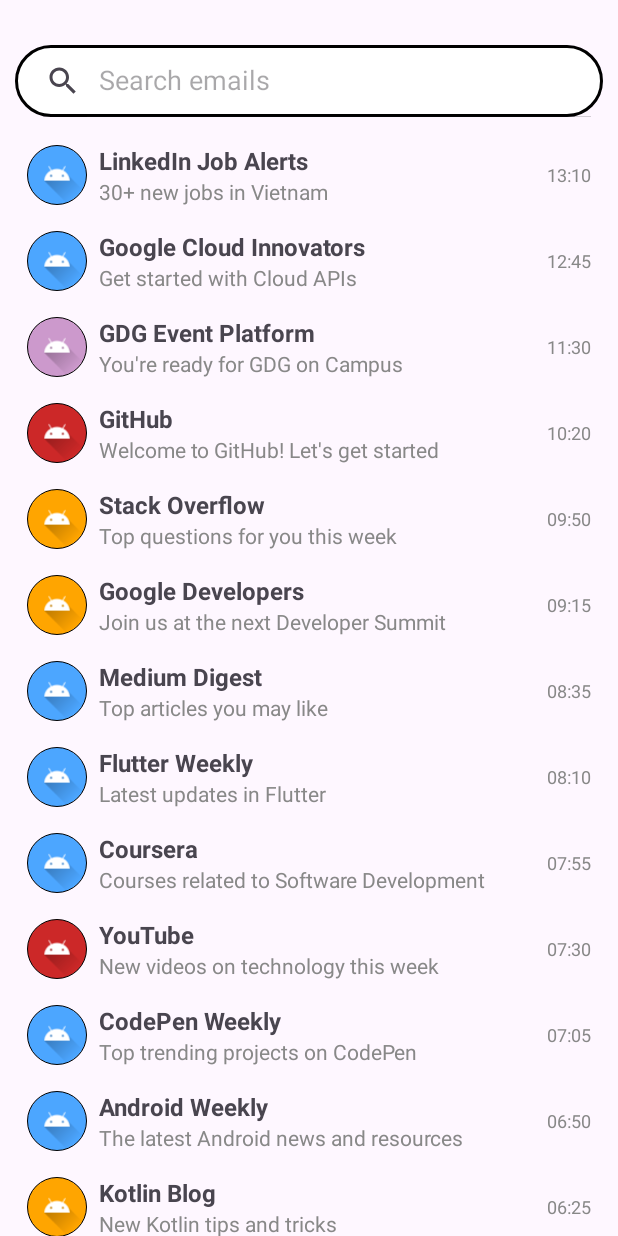
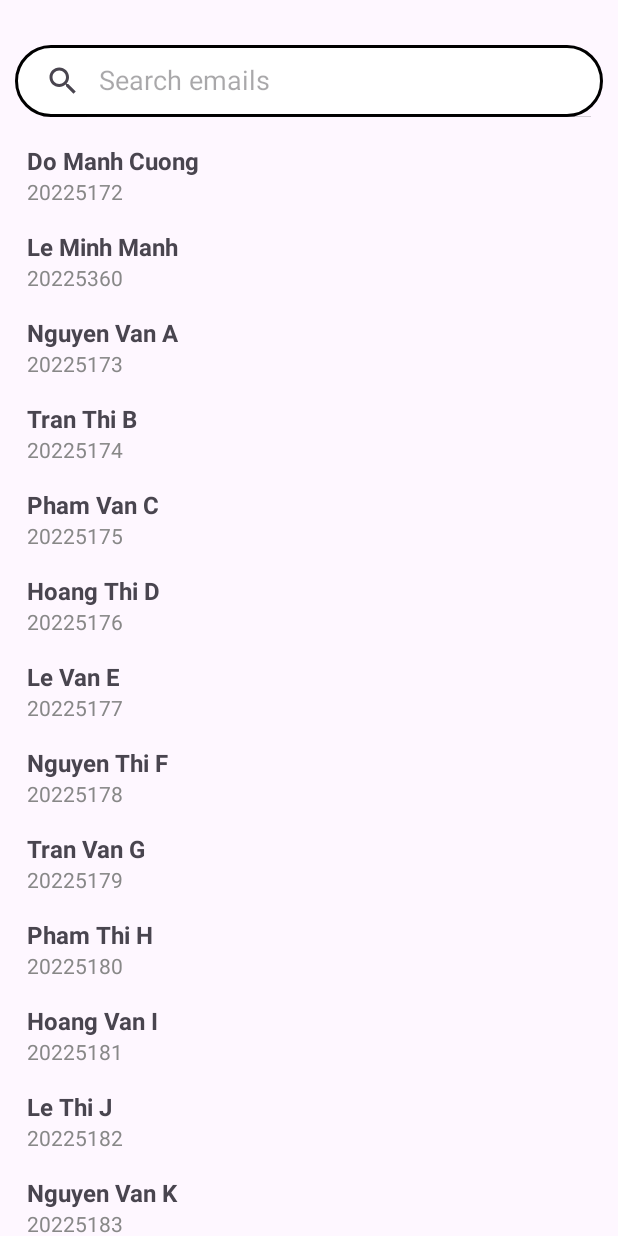
Before and after one commit to cuongceg/Gmail_Recycle_View, an Android app: the screen it shows after launch (MainActivity), on a phone screen of 412 x 824 dp. Run offline under Robolectric (Android 15) with nearby library versions, the phone set to English and light mode, and no system bars.

Commit message:
chore : remove image icon

```diff
--- a/app/src/main/java/com/example/gmail/MainActivity.kt
+++ b/app/src/main/java/com/example/gmail/MainActivity.kt
@@ -15,26 +15,20 @@ class MainActivity : AppCompatActivity() {
         enableEdgeToEdge()
         setContentView(R.layout.activity_main)
         val emails = listOf(
-            Email("LinkedIn Job Alerts", "30+ new jobs in Vietnam", "13:10"),
-            Email("Google Cloud Innovators", "Get started with Cloud APIs", "12:45"),
-            Email("GDG Event Platform", "You're ready for GDG on Campus", "11:30",R.drawable.avatar_light_purple_background),
-            Email("GitHub", "Welcome to GitHub! Let's get started", "10:20",R.drawable.avatar_red_background),
-            Email("Stack Overflow", "Top questions for you this week", "09:50",R.drawable.avatar_orange_background),
-            Email("Google Developers", "Join us at the next Developer Summit", "09:15",R.drawable.avatar_orange_background),
-            Email("Medium Digest", "Top articles you may like", "08:35"),
-            Email("Flutter Weekly", "Latest updates in Flutter", "08:10"),
-            Email("Coursera", "Courses related to Software Development", "07:55"),
-            Email("YouTube", "New videos on technology this week", "07:30",R.drawable.avatar_red_background),
-            Email("CodePen Weekly", "Top trending projects on CodePen", "07:05"),
-            Email("Android Weekly", "The latest Android news and resources", "06:50"),
-            Email("Kotlin Blog", "New Kotlin tips and tricks", "06:25",R.drawable.avatar_orange_background),
-            Email("JetBrains", "Explore new IntelliJ features", "06:00"),
-            Email("Google Analytics", "Your weekly performance report", "05:45"),
-            Email("Firebase Updates", "What's new in Firebase?", "05:30"),
-            Email("Google Play Console", "App performance insights", "05:15",R.drawable.avatar_orange_background),
-            Email("Udacity", "Programming Nanodegree courses available", "04:50"),
-            Email("LinkedIn Learning", "Recommended learning paths for you", "04:30"),
-            Email("TechCrunch", "Top tech news of the day", "04:10",R.drawable.avatar_light_purple_background)
+            Email("Do Manh Cuong","20225172"),
+            Email("Le Minh Manh","20225360"),
+            Email("Nguyen Van A", "20225173"),
+            Email("Tran Thi B", "20225174"),
+            Email("Pham Van C", "20225175"),
+            Email("Hoang Thi D", "20225176"),
+            Email("Le Van E", "20225177"),
+            Email("Nguyen Thi F", "20225178"),
+            Email("Tran Van G", "20225179"),
+            Email("Pham Thi H", "20225180"),
+            Email("Hoang Van I", "20225181"),
+            Email("Le Thi J", "20225182"),
+            Email("Nguyen Van K", "20225183"),
+            Email("Tran Thi L", "20225184")
         )
 
         val recyclerView: RecyclerView = findViewById(R.id.recyclerView)
--- a/app/src/main/java/com/example/gmail/adapter/EmailAdapter.kt
+++ b/app/src/main/java/com/example/gmail/adapter/EmailAdapter.kt
@@ -13,10 +13,8 @@ class EmailAdapter(private var emails: List<Email>):RecyclerView.Adapter<EmailAd
     private var allEmails: List<Email> = emails
 
     class EmailViewHolder(itemView: View) : RecyclerView.ViewHolder(itemView) {
-        val iconImageView: ImageView = itemView.findViewById(R.id.iconImageView)
         val titleTextView: TextView = itemView.findViewById(R.id.titleTextView)
         val descriptionTextView: TextView = itemView.findViewById(R.id.descriptionTextView)
-        val timestampTextView: TextView = itemView.findViewById(R.id.timestampTextView)
     }
 
     override fun onCreateViewHolder(parent: ViewGroup, viewType: Int): EmailViewHolder {
@@ -28,14 +26,12 @@ class EmailAdapter(private var emails: List<Email>):RecyclerView.Adapter<EmailAd
 
     override fun onBindViewHolder(holder: EmailViewHolder, position: Int) {
         val email = emails[position]
-        holder.iconImageView.setBackgroundResource(email.backgroundId)
         holder.titleTextView.text = email.title
         holder.descriptionTextView.text = email.description
-        holder.timestampTextView.text = email.time
     }
 
     fun filter(query: String) {
-        emails = if (query.isEmpty()) {
+        emails = if (query.length < 3) {
             allEmails
         } else {
             allEmails.filter {
--- a/app/src/main/java/com/example/gmail/model/Email.kt
+++ b/app/src/main/java/com/example/gmail/model/Email.kt
@@ -5,6 +5,4 @@ import com.example.gmail.R
 data class Email(
     val title: String,
     val description: String,
-    val time: String,
-    val backgroundId:Int = R.drawable.avatar_blue_background
 )
--- a/app/src/main/res/layout/email_item.xml
+++ b/app/src/main/res/layout/email_item.xml
@@ -2,21 +2,8 @@
 <LinearLayout xmlns:android="http://schemas.android.com/apk/res/android"
     android:layout_width="match_parent"
     android:layout_height="wrap_content"
-    android:orientation="horizontal"
+    android:orientation="vertical"
     android:padding="8dp">
-
-    <ImageView
-        android:id="@+id/iconImageView"
-        android:layout_width="40dp"
-        android:layout_height="40dp"
-        android:layout_gravity="center_vertical"
-        android:src="@drawable/ic_launcher_foreground"/>
-    <LinearLayout
-        android:layout_width="0dp"
-        android:layout_height="wrap_content"
-        android:layout_weight="1"
-        android:orientation="vertical"
-        android:paddingStart="8dp">
 
     <TextView
         android:id="@+id/titleTextView"
@@ -33,14 +20,5 @@
         android:text="Description"
         android:textSize="14sp"
         android:textColor="#888888" />
+
 </LinearLayout>
-
-    <TextView
-        android:id="@+id/timestampTextView"
-        android:layout_width="wrap_content"
-        android:layout_height="wrap_content"
-        android:text="Time"
-        android:textSize="12sp"
-        android:textColor="#888888"
-        android:layout_gravity="center_vertical" />
-</LinearLayout>
```
Lines whose indentation alone changed are shown as unchanged.
